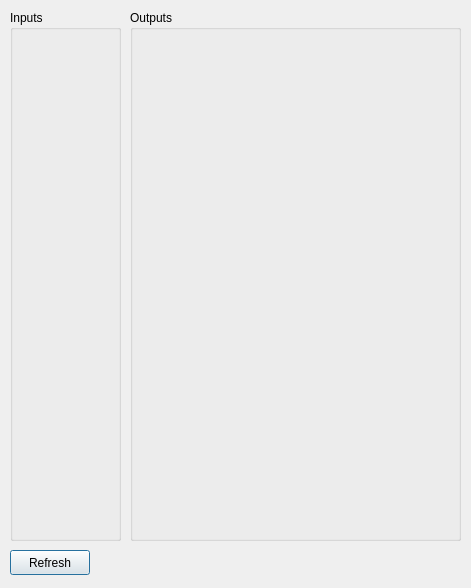
Above: ui/modules/mtbuniio.ui from kmzbrnoI/mtb-config-tool before the change. Below: the same form after it.
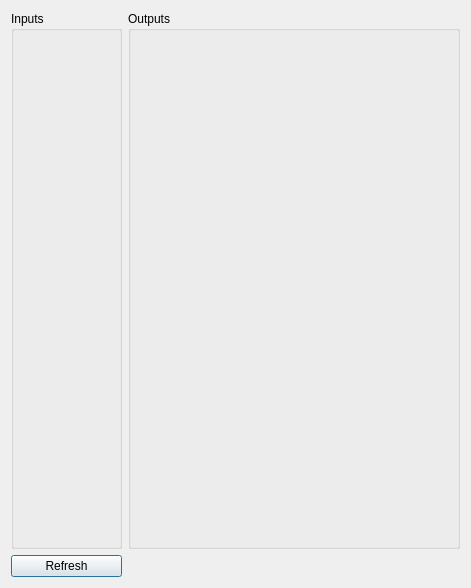
That is the form after the change.

Commit message: Apply grid layou to all forms.

Patch:
```diff
--- a/ui/modules/mtbuniio.ui
+++ b/ui/modules/mtbuniio.ui
@@ -13,69 +13,27 @@
   <property name="windowTitle">
    <string notr="true">Dialog</string>
   </property>
-  <widget class="QGroupBox" name="gb_inputs">
-   <property name="geometry">
-    <rect>
-     <x>10</x>
-     <y>10</y>
-     <width>111</width>
-     <height>531</height>
-    </rect>
+  <layout class="QGridLayout" name="gridLayout" rowstretch="0,0" columnstretch="1,3">
+   <property name="verticalSpacing">
+    <number>6</number>
    </property>
-   <property name="sizePolicy">
-    <sizepolicy hsizetype="Preferred" vsizetype="Preferred">
-     <horstretch>0</horstretch>
-     <verstretch>0</verstretch>
-    </sizepolicy>
-   </property>
-   <property name="title">
-    <string>Inputs</string>
-   </property>
-   <widget class="QWidget" name="gridLayoutWidget">
-    <property name="geometry">
-     <rect>
-      <x>10</x>
-      <y>30</y>
-      <width>91</width>
-      <height>491</height>
-     </rect>
-    </property>
-    <layout class="QGridLayout" name="gl_inputs"/>
-   </widget>
-  </widget>
+   <item row="0" column="1">
   <widget class="QGroupBox" name="gb_outputs">
-   <property name="geometry">
-    <rect>
-     <x>130</x>
-     <y>10</y>
-     <width>331</width>
-     <height>531</height>
-    </rect>
-   </property>
    <property name="title">
     <string>Outputs</string>
    </property>
-   <widget class="QWidget" name="gridLayoutWidget_2">
-    <property name="geometry">
-     <rect>
-      <x>10</x>
-      <y>30</y>
-      <width>311</width>
-      <height>491</height>
-     </rect>
-    </property>
+     <layout class="QGridLayout" name="gridLayout_3" rowstretch="0" columnstretch="0">
+      <property name="sizeConstraint">
+       <enum>QLayout::SizeConstraint::SetDefaultConstraint</enum>
+      </property>
+      <item row="0" column="0">
     <layout class="QGridLayout" name="gl_outputs"/>
-   </widget>
-  </widget>
+      </item>
+     </layout>
+    </widget>
+   </item>
+   <item row="1" column="0">
   <widget class="QPushButton" name="b_refresh">
-   <property name="geometry">
-    <rect>
-     <x>10</x>
-     <y>550</y>
-     <width>80</width>
-     <height>25</height>
-    </rect>
-   </property>
    <property name="text">
     <string>Refresh</string>
    </property>
@@ -83,6 +41,26 @@
     <string notr="true">Ctrl+R</string>
    </property>
   </widget>
+   </item>
+   <item row="0" column="0">
+    <widget class="QGroupBox" name="gb_inputs">
+     <property name="sizePolicy">
+      <sizepolicy hsizetype="Preferred" vsizetype="Preferred">
+       <horstretch>0</horstretch>
+       <verstretch>0</verstretch>
+      </sizepolicy>
+     </property>
+     <property name="title">
+      <string>Inputs</string>
+     </property>
+     <layout class="QGridLayout" name="gridLayout_2" rowstretch="0" columnstretch="0">
+      <item row="0" column="0">
+       <layout class="QGridLayout" name="gl_inputs"/>
+      </item>
+     </layout>
+    </widget>
+   </item>
+  </layout>
  </widget>
  <resources/>
  <connections/>
```
Lines whose indentation alone changed are shown as unchanged. The commit also changes 17 other files.
